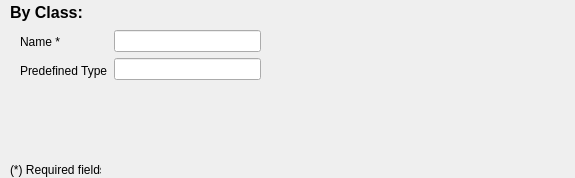
Qt form GUI_Windows/Filters-Requirements/by_class.ui (ivanfelipeib/Masterarbeit) before a commit.
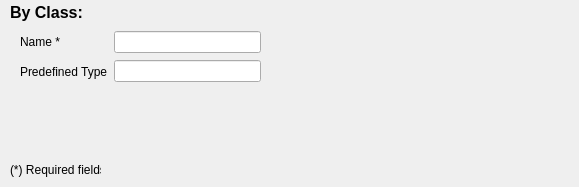
The same form after that commit. Custom widgets are drawn as their Qt base class.

Diff of the .ui file:
```diff
--- a/GUI_Windows/Filters-Requirements/by_class.ui
+++ b/GUI_Windows/Filters-Requirements/by_class.ui
@@ -6,8 +6,8 @@
    <rect>
     <x>0</x>
     <y>0</y>
-    <width>575</width>
-    <height>178</height>
+    <width>579</width>
+    <height>187</height>
    </rect>
   </property>
   <property name="windowTitle">
@@ -54,7 +54,7 @@
       <x>20</x>
       <y>30</y>
       <width>241</width>
-      <height>52</height>
+      <height>54</height>
      </rect>
     </property>
     <layout class="QHBoxLayout" name="horizontalLayout">
```
